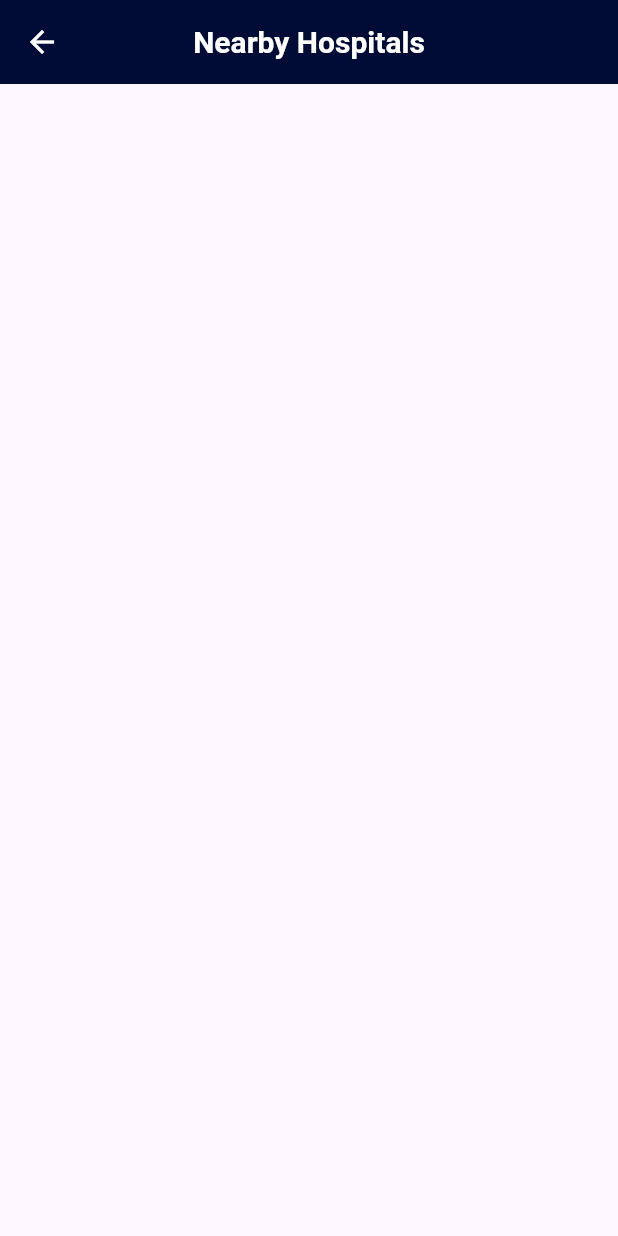
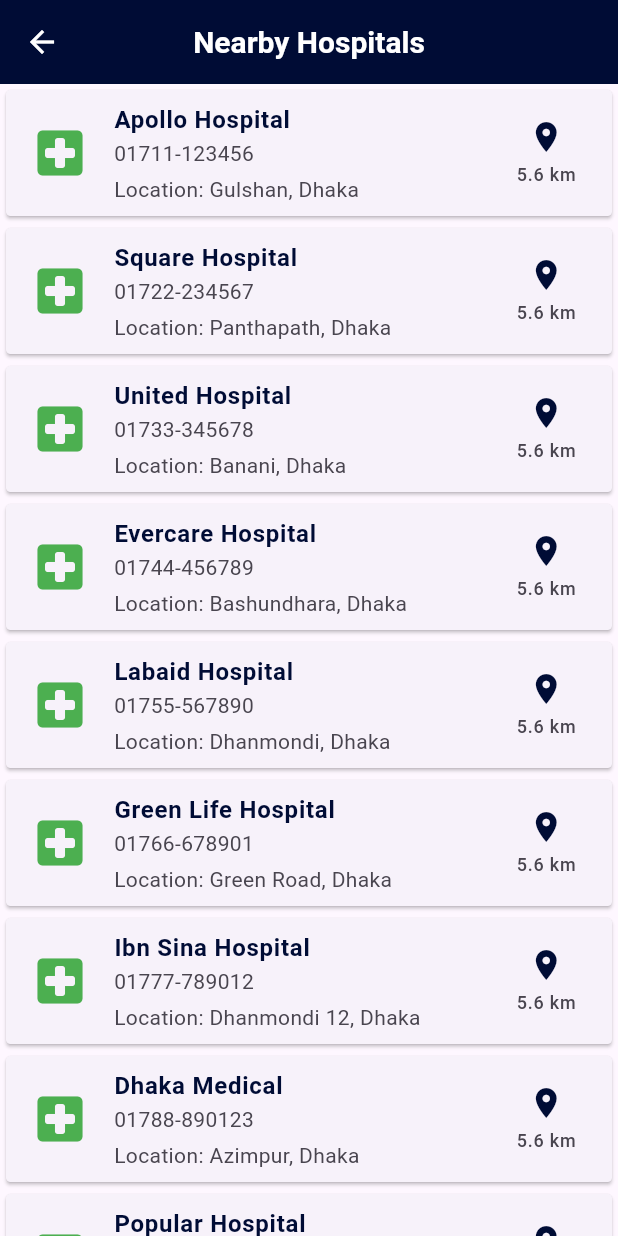
Before and after one commit to ashura-01/project_beacon, a Flutter app: the HospitalScreen screen opened directly, on a phone screen of 412 x 824 dp. Run offline on Flutter 3.47's test engine with Material 3 defaults, Android fonts, the light colour scheme and no system bars.

Commit message:
hospital page base design done

```diff
--- a/lib/ui/screens/sub_screens/hospital_screen.dart
+++ b/lib/ui/screens/sub_screens/hospital_screen.dart
@@ -1,13 +1,121 @@
 import 'package:beacon/ui/widgets/custom_appbar.dart';
 import 'package:flutter/material.dart';
 
-class HospitalScreen extends StatelessWidget{
+class HospitalScreen extends StatefulWidget {
   const HospitalScreen({super.key});
+
+  @override
+  State<HospitalScreen> createState() => _HospitalScreenState();
+}
+
+class _HospitalScreenState extends State<HospitalScreen> {
+  final List<String> _nameList = [
+    "Apollo Hospital",
+    "Square Hospital",
+    "United Hospital",
+    "Evercare Hospital",
+    "Labaid Hospital",
+    "Green Life Hospital",
+    "Ibn Sina Hospital",
+    "Dhaka Medical",
+    "Popular Hospital",
+    "CMH Dhaka",
+  ];
+
+  final List<String> _numberList = [
+    "01711-123456",
+    "01722-234567",
+    "01733-345678",
+    "01744-456789",
+    "01755-567890",
+    "01766-678901",
+    "01777-789012",
+    "01788-890123",
+    "01799-901234",
+    "01800-012345",
+  ];
+
+  final List<String> _locationList = [
+    "Gulshan, Dhaka",
+    "Panthapath, Dhaka",
+    "Banani, Dhaka",
+    "Bashundhara, Dhaka",
+    "Dhanmondi, Dhaka",
+    "Green Road, Dhaka",
+    "Dhanmondi 12, Dhaka",
+    "Azimpur, Dhaka",
+    "Shyamoli, Dhaka",
+    "Cantonment, Dhaka",
+  ];
 
   @override
   Widget build(BuildContext context) {
     return Scaffold(
       appBar: CustomAppBar(title: "Nearby Hospitals"),
+      body: Column(
+        children: [
+          Expanded(
+            child: ListView.builder(
+              itemCount: _nameList.length,
+              itemBuilder: (context, index) {
+                return GestureDetector(
+                  onLongPress: () {
+                    ScaffoldMessenger.of(context).showSnackBar(
+                      SnackBar(
+                        content: Text("Long pressed: ${_nameList[index]}"),
+                      ),
+                    );
+                  },
+                  child: Card(
+                    shape: RoundedRectangleBorder(
+                      borderRadius: BorderRadius.circular(3),
+                    ),
+                    child: ListTile(
+                      title: Text(
+                        _nameList[index],
+                        style: const TextStyle(
+                          color: Color.fromARGB(255, 0, 12, 53),
+                          fontWeight: FontWeight.w600,
+                        ),
+                      ),
+                      subtitle: Column(
+                        crossAxisAlignment: CrossAxisAlignment.start,
+                        children: [
+                          Text(_numberList[index]),
+                          const SizedBox(height: 4),
+                          Text("Location: ${_locationList[index]}"),
+                        ],
+                      ),
+                      leading: const Icon(
+                        Icons.local_hospital_rounded,
+                        size: 40,
+                        color: Colors.green,
+                      ),
+                      trailing: Column(
+                        mainAxisAlignment: MainAxisAlignment.center,
+                        children: const [
+                          Icon(
+                            Icons.location_on,
+                            color: Color.fromARGB(255, 0, 12, 53),
+                          ),
+                          SizedBox(height: 4),
+                          Text(
+                            "5.6 km", // can be another dynamic list later
+                            style: TextStyle(fontSize: 12),
+                          ),
+                        ],
+                      ),
+                      onTap: () {
+                        print(_nameList[index]);
+                      },
+                    ),
+                  ),
+                );
+              },
+            ),
+          ),
+        ],
+      ),
     );
   }
 }
--- a/lib/ui/widgets/custom_appbar.dart
+++ b/lib/ui/widgets/custom_appbar.dart
@@ -2,40 +2,27 @@
 
 class CustomAppBar extends StatelessWidget implements PreferredSizeWidget {
   final String title;
-  final VoidCallback? ontap;
 
-  const CustomAppBar({
-    super.key,
-    required this.title,
-    this.ontap,
-  });
+  const CustomAppBar({super.key, required this.title});
 
   @override
   Widget build(BuildContext context) {
-    final bool canGoBack = Navigator.canPop(context);
-
     return AppBar(
       backgroundColor: const Color.fromARGB(255, 0, 12, 53),
       elevation: 0,
       centerTitle: true,
 
+      leading: IconButton(
+        icon: const Icon(Icons.arrow_back, color: Colors.white),
+        onPressed: () {
+          Navigator.pop(context); // Optional: go back to the previous screen
+        },
+      ),
 
-      leading:
-          canGoBack
-              ? IconButton(
-                icon: const Icon(Icons.arrow_back, color: Colors.white),
-                onPressed: () => Navigator.of(context).pop(),
-              )
-              : (ontap != null
-                  ? IconButton(
-                    icon: const Icon(Icons.menu, color: Colors.white),
-                    onPressed: ontap,
-                  )
-                  : null),
-
+      // Title
       title: Text(
         title,
-        style: const TextStyle(
+        style: TextStyle(
           color: Colors.white,
           fontWeight: FontWeight.w600,
           fontSize: 20,
@@ -44,6 +31,7 @@
     );
   }
 
+  // This is needed to tell Scaffold how tall the AppBar is
   @override
   Size get preferredSize => const Size.fromHeight(kToolbarHeight);
 }
```
Also changed, not shown: lib/ui/screens/main_screens/home_screen.dart (+67 -4 lines).
